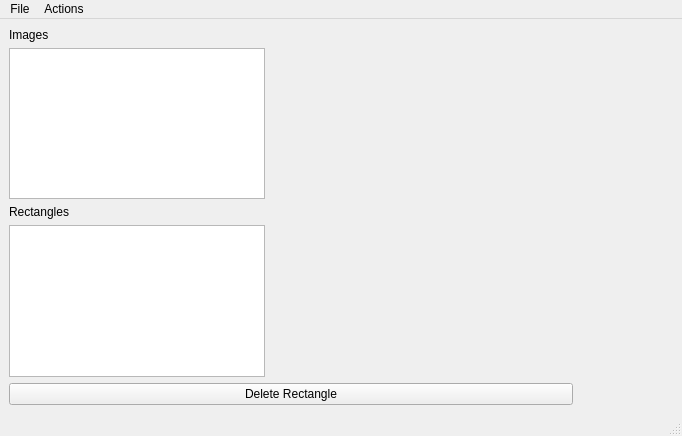
Before: the Qt Designer form src/mainwindow.ui in LukasBommes/Quad-Cropper, drawn with Qt 5.
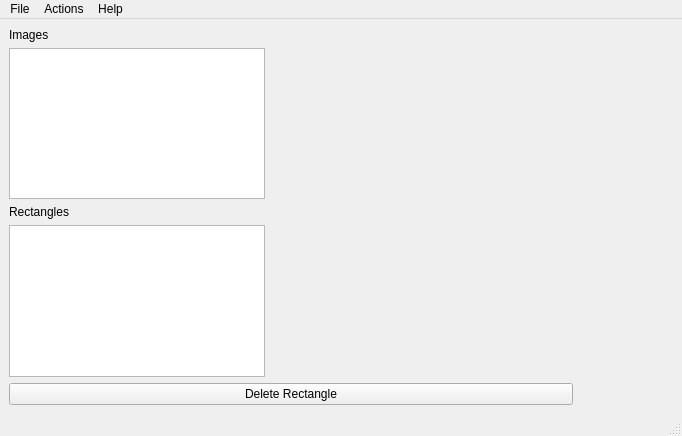
After: the same form once the commit is applied.

The edit to the form file:
```diff
--- a/src/mainwindow.ui
+++ b/src/mainwindow.ui
@@ -107,8 +107,15 @@
     </property>
     <addaction name="actionCrop_All"/>
    </widget>
+   <widget class="QMenu" name="menuHelp">
+    <property name="title">
+     <string>Help</string>
+    </property>
+    <addaction name="actionAbout"/>
+   </widget>
    <addaction name="menuFile"/>
    <addaction name="menuCrop"/>
+   <addaction name="menuHelp"/>
   </widget>
   <widget class="QStatusBar" name="statusbar"/>
   <action name="actionOpen_Folder">
```
Left out of the diff: 5 changed lines with no effect on the pictures.
